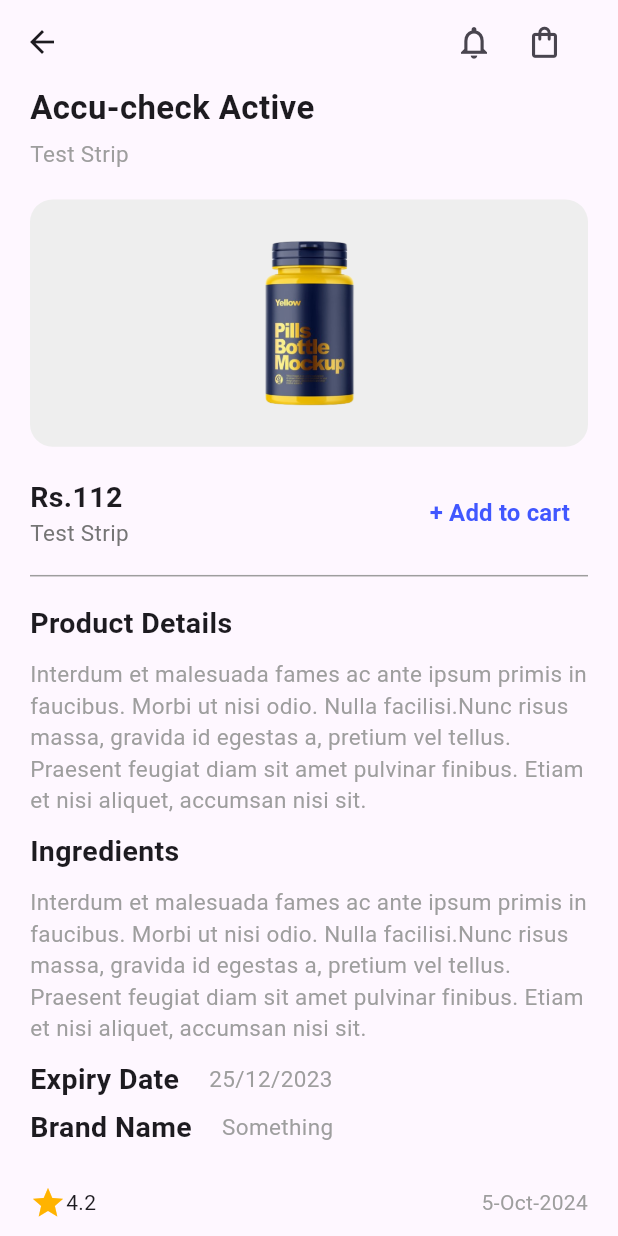
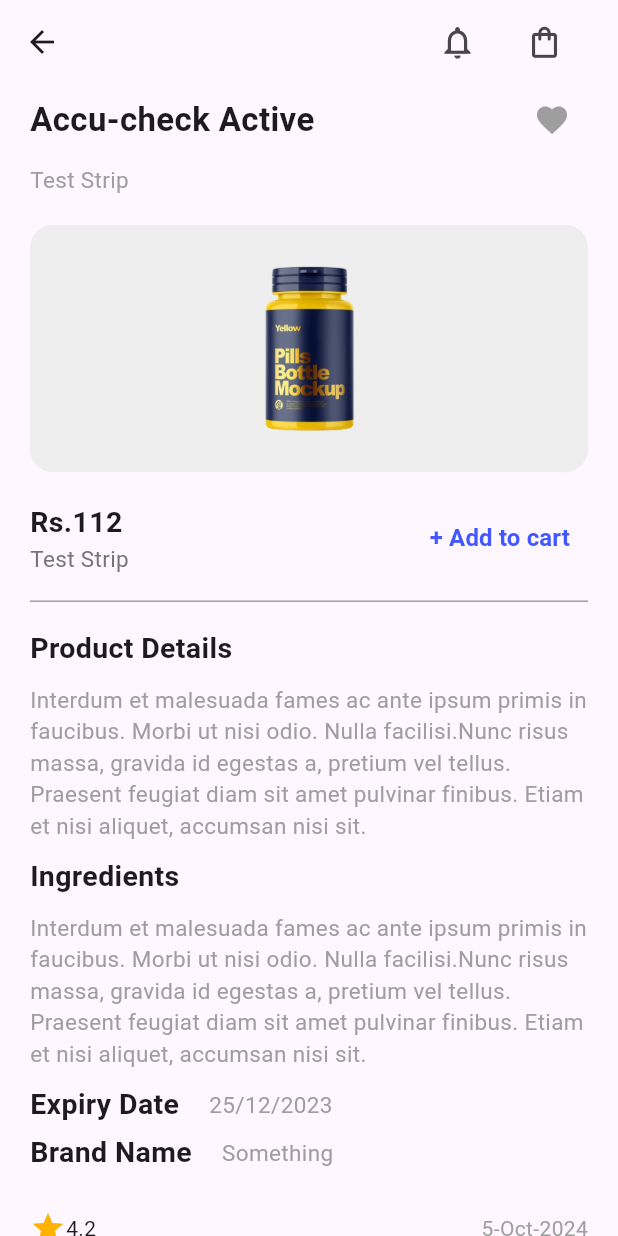
Before and after one commit to Muhammad-Usman08/Medical-App, a Flutter app: the ProductDetalis screen opened directly with empty values, after a tap on "+ Add to cart", on a phone screen of 412 x 824 dp. Run offline on Flutter 3.47's test engine with Material 3 defaults, Android fonts, the light colour scheme and no system bars.

Commit message:
add favourite product completed

```diff
--- a/lib/screens/home/widgets/categories.dart
+++ b/lib/screens/home/widgets/categories.dart
@@ -4,6 +4,7 @@
   return (Container(
     width: 80,
     height: 150,
+    margin: const EdgeInsets.only(left: 5, right: 5),
     padding: const EdgeInsets.only(top: 10),
     decoration: BoxDecoration(boxShadow: [
       BoxShadow(
--- a/lib/screens/list.dart
+++ b/lib/screens/list.dart
@@ -3,26 +3,32 @@
     'productimage': 'assets/images/product-1.png',
     'productPrice': 112,
     '1stline': 'Accu-check Active',
-    '2ndline': 'Test Strip'
+    '2ndline': 'Test Strip',
+    'isFav': false,
   },
   {
     'productimage': 'assets/images/product-2.png',
     'productPrice': 25,
     '1stline': 'Sugar free gold',
-    '2ndline': 'bottle of 500 pellets'
+    '2ndline': 'bottle of 500 pellets',
+    'isFav': false,
   },
   {
     'productimage': 'assets/images/product-4.png',
     'productPrice': 56,
     '1stline': 'Sugar Free Gold Low',
-    '2ndline': 'Etiam mollis metus '
+    '2ndline': 'Etiam mollis metus ',
+    'isFav': false,
   },
   {
     'productimage': 'assets/images/product-3.png',
     'productPrice': 18,
     '1stline': 'Sugar free gold',
-    '2ndline': 'bottle of 500 pellets'
+    '2ndline': 'bottle of 500 pellets',
+    'isFav': false,
   },
 ];
 
 List selectedItems = [];
+//faviourite
+List favouriteItems = [];
--- a/lib/screens/product/product_details.dart
+++ b/lib/screens/product/product_details.dart
@@ -2,21 +2,50 @@
 import 'package:medicalapp/components/button.dart';
 import 'package:medicalapp/components/heading.dart';
 import 'package:medicalapp/screens/cart/cart_view.dart';
+import 'package:medicalapp/screens/favourite/favourite.dart';
 import 'package:medicalapp/screens/list.dart';
 import 'package:medicalapp/screens/product/widgets/text.dart';
 
-class ProductDetalis extends StatelessWidget {
+class ProductDetalis extends StatefulWidget {
   final dynamic index;
   const ProductDetalis({super.key, this.index});
 
+  @override
+  State<ProductDetalis> createState() => _ProductDetalisState();
+}
+
+class _ProductDetalisState extends State<ProductDetalis> {
+  //Add items
   addItems() {
     selectedItems.add({
-      'productImage': '${items[index]['productimage']}',
-      'productPrice': '${items[index]['productPrice']}',
-      'productName': '${items[index]['1stline']}',
-      'productDescription': '${items[index]['2ndline']}',
+      'productImage': '${items[widget.index]['productimage']}',
+      'productPrice': '${items[widget.index]['productPrice']}',
+      'productName': '${items[widget.index]['1stline']}',
+      'productDescription': '${items[widget.index]['2ndline']}',
     });
-    print(selectedItems);
+  }
+
+  addFavItems() async {
+    if (items[widget.index]['isFav'] == true) {
+      await Future.delayed(Duration(milliseconds: 50));
+      setState(() {
+        items[widget.index]['isFav'] = false;
+        favouriteItems.removeWhere((item) =>
+            item['productImage'] == items[widget.index]['productimage']);
+      });
+    } else {
+      setState(() {
+        items[widget.index]['isFav'] = true;
+        favouriteItems.add({
+          'productImage': '${items[widget.index]['productimage']}',
+          'productPrice': '${items[widget.index]['productPrice']}',
+          'productName': '${items[widget.index]['1stline']}',
+          'productDescription': '${items[widget.index]['2ndline']}',
+        });
+      });
+    }
+
+    print(favouriteItems);
   }
 
   @override
@@ -25,11 +54,21 @@
       appBar: AppBar(
         actions: [
           Container(
-              margin: const EdgeInsets.only(right: 10),
-              child: const Icon(
+            margin: const EdgeInsets.only(right: 10),
+            child: IconButton(
+              onPressed: () {
+                Navigator.push(
+                    context,
+                    MaterialPageRoute(
+                      builder: (context) => const Faviourite(),
+                    ));
+              },
+              icon: const Icon(
                 Icons.notifications_none,
                 size: 26,
-              )),
+              ),
+            ),
+          ),
           Container(
               margin: const EdgeInsets.only(right: 25),
               child: IconButton(
@@ -52,21 +91,35 @@
           child: Column(
             crossAxisAlignment: CrossAxisAlignment.start,
             children: [
-              Text(
-                items[index]['1stline'],
-                style:
-                    const TextStyle(fontSize: 22, fontWeight: FontWeight.w600),
+              Row(
+                mainAxisAlignment: MainAxisAlignment.spaceBetween,
+                children: [
+                  Text(
+                    items[widget.index]['1stline'],
+                    style: const TextStyle(
+                        fontSize: 22, fontWeight: FontWeight.w600),
+                  ),
+                  IconButton(
+                      onPressed: () {
+                        addFavItems();
+                      },
+                      icon: Icon(Icons.favorite,
+                          color: items[widget.index]['isFav'] == true
+                              ? Colors.red
+                              : Colors.grey)),
+                ],
               ),
+
               Container(
                   margin: const EdgeInsets.only(top: 5, bottom: 20),
-                  child: myText(items[index]['2ndline'])),
+                  child: myText(items[widget.index]['2ndline'])),
               Container(
                 width: MediaQuery.sizeOf(context).width * 0.95,
                 height: MediaQuery.sizeOf(context).height * 0.2,
                 decoration: BoxDecoration(
                     borderRadius: BorderRadius.circular(15),
                     color: Colors.grey[200]),
-                child: Image.asset(items[index]['productimage']),
+                child: Image.asset(items[widget.index]['productimage']),
               ),
               Container(
                 margin: const EdgeInsets.only(top: 20, bottom: 10),
@@ -77,12 +130,12 @@
                       crossAxisAlignment: CrossAxisAlignment.start,
                       children: [
                         Text(
-                          'Rs.${items[index]['productPrice'].toString()}',
+                          'Rs.${items[widget.index]['productPrice'].toString()}',
                           style: const TextStyle(
                               fontSize: 19, fontWeight: FontWeight.w600),
                         ),
                         Text(
-                          items[index]['2ndline'],
+                          items[widget.index]['2ndline'],
                           style:
                               TextStyle(fontSize: 15, color: Colors.grey[600]),
                         ),
--- a/lib/screens/profile/profile_view.dart
+++ b/lib/screens/profile/profile_view.dart
@@ -1,5 +1,4 @@
 import 'package:flutter/material.dart';
-import 'package:medicalapp/components/heading.dart';
 import 'package:medicalapp/screens/profile/widgets/profileoptions.dart';
 
 class ProfileScreen extends StatelessWidget {
```
Also changed, not shown: lib/screens/favourite/favourite.dart (added, +82 -0 lines), lib/screens/home/home_view.dart (+14 -3 lines).
